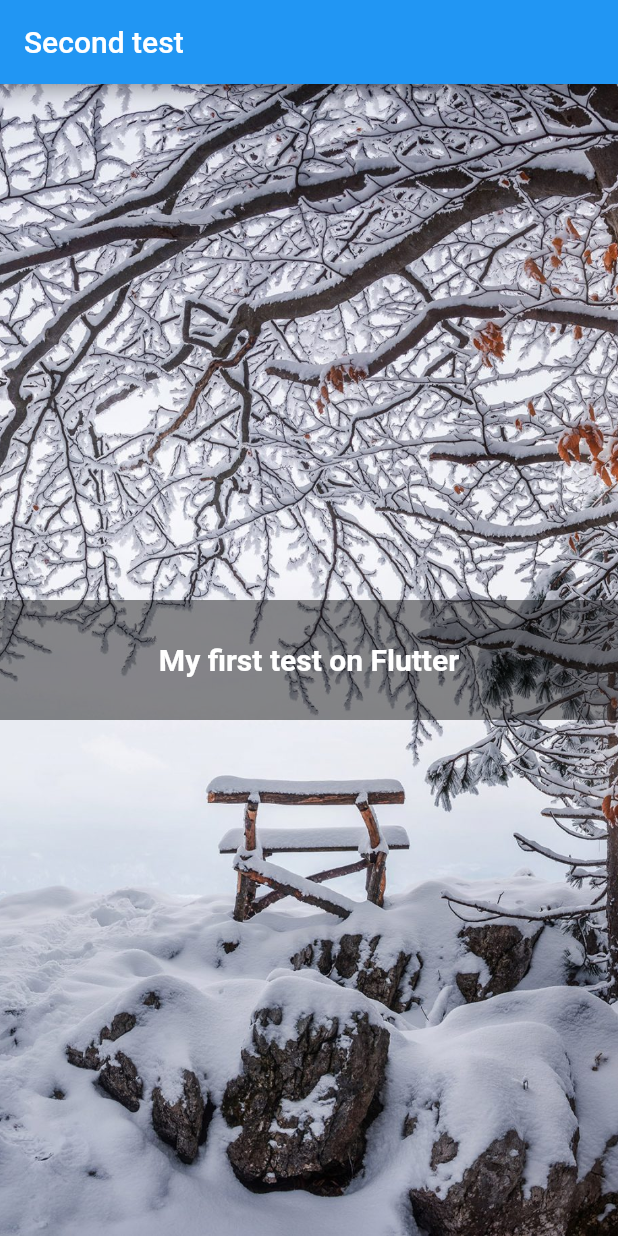
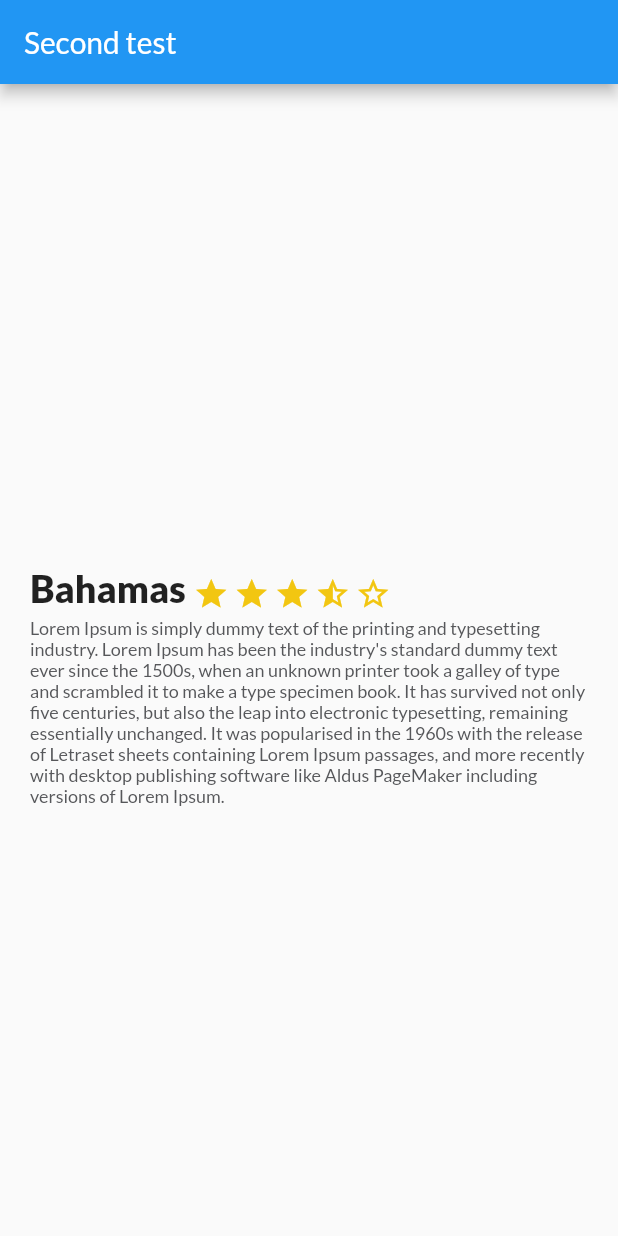
Before and after one commit to AndoniG/trips-app, a Flutter app: the screen it shows after launch, on a phone screen of 412 x 824 dp. Run offline on Flutter 3.47's test engine with Material 2 defaults, Android fonts, the phone set to English and light mode, and no system bars.

Commit message:
Review widget updated

```diff
--- /dev/null
+++ b/lib/description_place.dart
@@ -0,0 +1,64 @@
+import 'package:flutter/material.dart';
+
+class DescriptionPlace extends StatelessWidget {
+  String placeName;
+  int stars;
+  String description;
+
+  // Contructor
+  DescriptionPlace(this.placeName, this.stars, this.description);
+
+  @override
+  Widget build(BuildContext context) {
+    final starHalf = Container(
+        margin: EdgeInsets.only(
+          right: 3,
+        ),
+        child: Icon(Icons.star_half, color: Color(0xFFf2C611)));
+
+    final starBorder = Container(
+        margin: EdgeInsets.only(
+          right: 3,
+        ),
+        child: Icon(Icons.star_border, color: Color(0xFFf2C611)));
+
+    final star = Container(
+        margin: EdgeInsets.only(
+          right: 3,
+        ),
+        child: Icon(Icons.star, color: Color(0xFFf2C611)));
+
+    final descriptionWidget = Container(
+        margin: EdgeInsets.only(top: 3),
+        child: Text(description,
+            style: TextStyle(fontSize: 12, color: Color(0xFF56575a))));
+
+    final titleStars = Row(children: <Widget>[
+      Container(
+        margin: EdgeInsets.only(top: 320),
+        child: Text(
+          placeName,
+          style: TextStyle(fontSize: 25, fontWeight: FontWeight.w900),
+          textAlign: TextAlign.left,
+        ),
+      ),
+      Container(
+          margin: EdgeInsets.only(top: 328, left: 5),
+          child: Row(
+            children: [star, star, star, starHalf, starBorder],
+          ))
+    ]);
+
+    final descriptionPlace = Container(
+        margin: EdgeInsets.only(right: 20, left: 20),
+        child: Column(
+          children: [titleStars, descriptionWidget],
+        ));
+
+    return SingleChildScrollView(
+      child: descriptionPlace,
+      scrollDirection: Axis.vertical,
+    );
+    ;
+  }
+}
--- a/lib/main.dart
+++ b/lib/main.dart
@@ -1,4 +1,5 @@
 import 'package:flutter/material.dart';
+import 'description_place.dart';
 
 void main() {
   runApp(MyApp());
@@ -11,35 +12,16 @@ class MyApp extends StatelessWidget {
         debugShowCheckedModeBanner: false,
         title: 'Flutter Demo',
         theme: ThemeData(
+          fontFamily: "Lato",
           primarySwatch: Colors.blue,
           visualDensity: VisualDensity.adaptivePlatformDensity,
         ),
         home: Scaffold(
-          appBar: AppBar(
-            title: Text("Second test"),
-          ),
-          body: Container(
-            alignment: Alignment.center,
-            child: Container(
-              alignment: Alignment.center,
-              color: Colors.black45,
-              child: Text(
-                "My first test on Flutter",
-                style: TextStyle(
-                    fontSize: 20,
-                    color: Colors.white,
-                    fontWeight: FontWeight.bold),
-              ),
-              height: 80,
+            appBar: AppBar(
+              title: Text("Second test"),
             ),
-            decoration: BoxDecoration(
-              image: DecorationImage(
-                image: AssetImage("assets/images/flutter-background.jpg"),
-                fit: BoxFit.cover,
-              ),
-            ),
-          ),
-        )
+            body: new DescriptionPlace("Bahamas", 4,
+                "Lorem Ipsum is simply dummy text of the printing and typesetting industry. Lorem Ipsum has been the industry's standard dummy text ever since the 1500s, when an unknown printer took a galley of type and scrambled it to make a type specimen book. It has survived not only five centuries, but also the leap into electronic typesetting, remaining essentially unchanged. It was popularised in the 1960s with the release of Letraset sheets containing Lorem Ipsum passages, and more recently with desktop publishing software like Aldus PageMaker including versions of Lorem Ipsum."))
         //MyHomePage(title: 'Flutter Home Page'),
         );
   }
```
Also changed, not shown: lib/review.dart (added, +47 -0 lines), lib/stars.dart (added, +32 -0 lines), pubspec.yaml (+8 -14 lines), assets/fonts/Lato-Black.ttf (added), assets/fonts/Lato-Bold.ttf (added), assets/fonts/Lato-Regular.ttf (added), assets/images/people.jpg (added).
